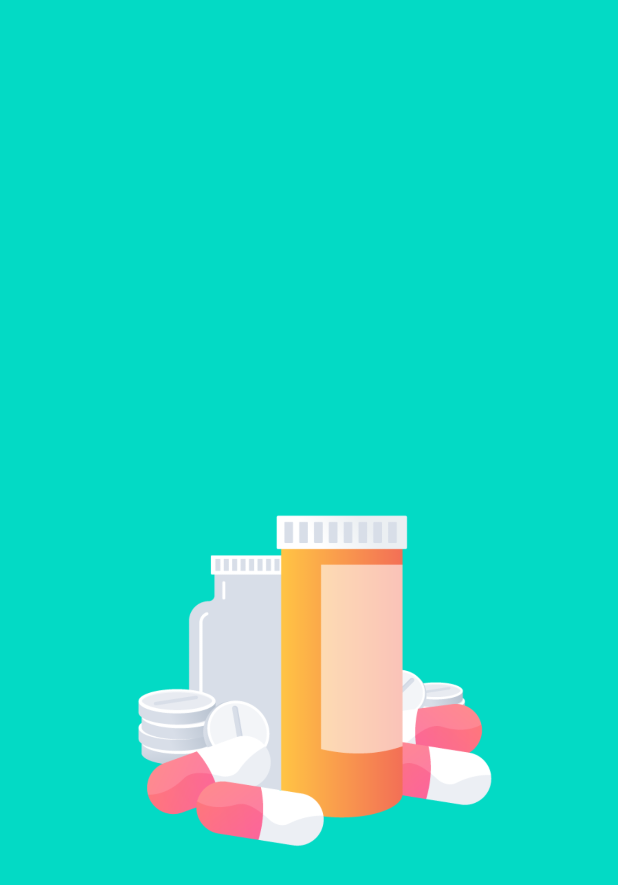
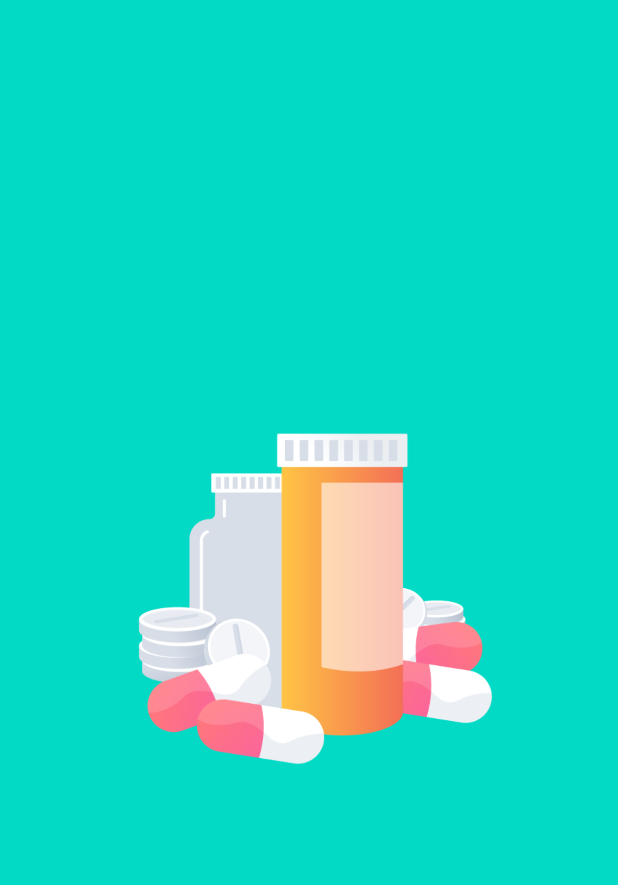
Before and after one commit to alanagusnawan/JST, an Android app: the SplashScreenActivity screen opened directly, with no data from a screen before it, on a phone screen of 412 x 824 dp. Shown: the top 885 px of the screen. Run offline under Robolectric (Android 15) with nearby library versions, the phone set to English and light mode, and no system bars.

Commit message:
V.1.0.0.1

```diff
--- a/SMARTFARMAKOPE/app/src/main/res/layout/splash_screen.xml
+++ b/SMARTFARMAKOPE/app/src/main/res/layout/splash_screen.xml
@@ -15,13 +15,41 @@
 
     <ImageView
         android:id="@+id/logo"
-        android:layout_width="354dp"
+        android:layout_width="409dp"
         android:layout_height="330dp"
-        android:layout_marginBottom="192dp"
         app:layout_constraintBottom_toBottomOf="parent"
         app:layout_constraintEnd_toEndOf="parent"
-        app:layout_constraintHorizontal_bias="0.491"
         app:layout_constraintStart_toStartOf="parent"
+        app:layout_constraintTop_toTopOf="parent"
         app:srcCompat="@drawable/splash" />
 
+    <androidx.constraintlayout.widget.Barrier
+        android:id="@+id/barrier2"
+        android:layout_width="wrap_content"
+        android:layout_height="wrap_content"
+        app:barrierDirection="top"
+        app:constraint_referenced_ids="logo"
+        tools:layout_editor_absoluteY="105dp" />
+
+    <androidx.constraintlayout.widget.Barrier
+        android:id="@+id/barrier3"
+        android:layout_width="wrap_content"
+        android:layout_height="wrap_content"
+        app:barrierDirection="left"
+        app:constraint_referenced_ids="logo" />
+
+    <androidx.constraintlayout.widget.Guideline
+        android:id="@+id/guideline2"
+        android:layout_width="wrap_content"
+        android:layout_height="wrap_content"
+        android:orientation="vertical"
+        app:layout_constraintGuide_begin="20dp" />
+
+    <androidx.constraintlayout.widget.Guideline
+        android:id="@+id/guideline3"
+        android:layout_width="wrap_content"
+        android:layout_height="wrap_content"
+        android:orientation="horizontal"
+        app:layout_constraintGuide_begin="20dp" />
+
 </androidx.constraintlayout.widget.ConstraintLayout>
```
Also changed, not shown: SMARTFARMAKOPE/app/src/main/res/layout/home_screen.xml (+16 -15 lines).
